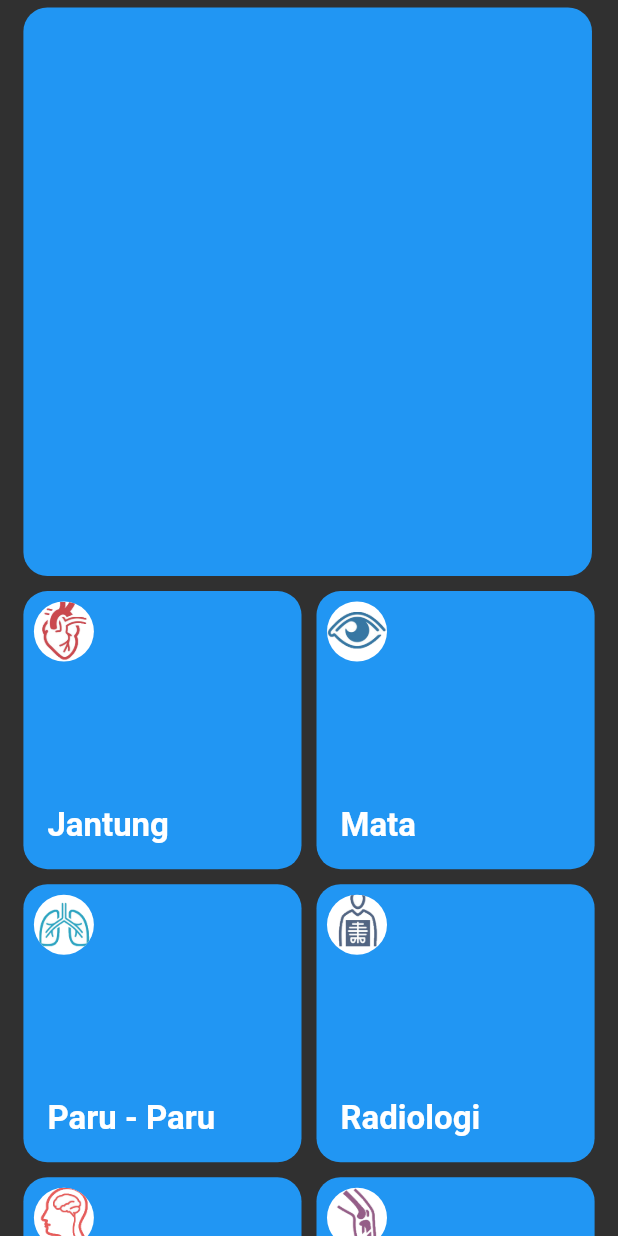
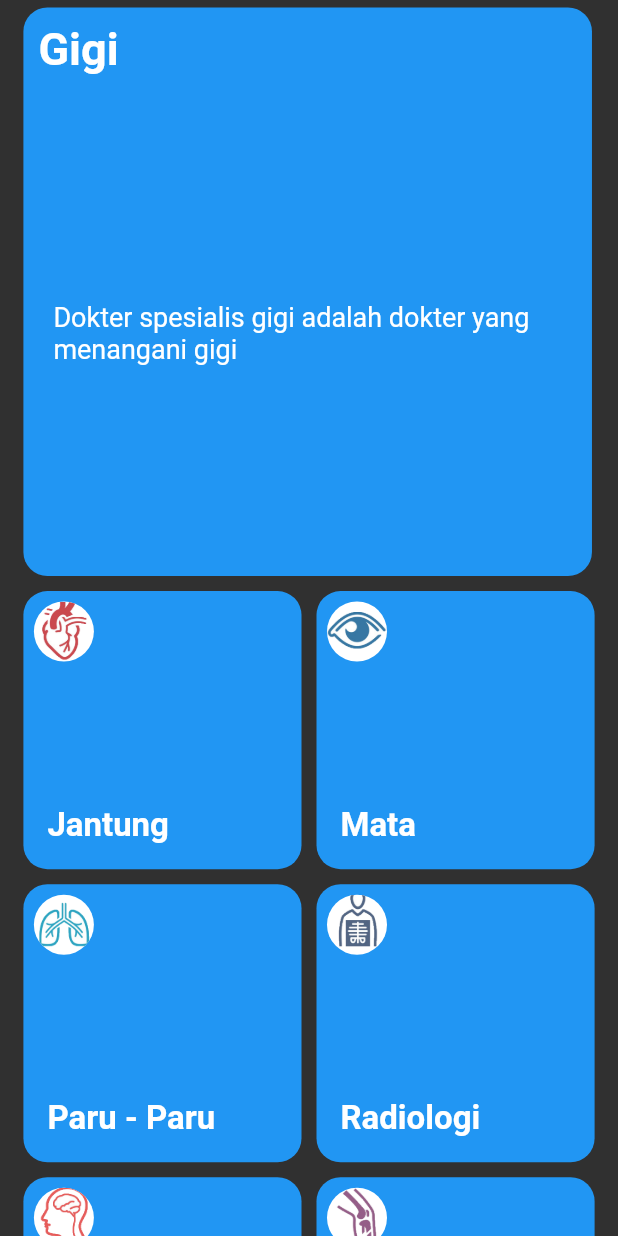
Before and after one commit to byonicku/hospitech, a Flutter app: the screen it shows after launch, after a tap on "Gigi", on a phone screen of 412 x 824 dp. Run offline on Flutter 3.47's test engine with Material 2 defaults, Android fonts, the phone set to English and light mode, and no system bars.

Commit message:
grid view done UI dasar

```diff
--- a/lib/component/GridComponentExpanded.dart
+++ b/lib/component/GridComponentExpanded.dart
@@ -1 +1,27 @@
 import 'package:flutter/material.dart';
+import 'package:tugas_besar_hospital_pbp/component/builder/GridExpandedBuilder.dart';
+
+List<Widget> getListOfExpandedGrid() {
+  List<Widget> listOfExpandedGrid = [];
+
+  listOfExpandedGrid.addAll([
+    buildExpandedGrid(
+        "Gigi", "Dokter spesialis gigi adalah dokter yang menangani gigi"),
+    buildExpandedGrid("Jantung",
+        "Dokter spesialis jantung adalah dokster yang menangani jantung"),
+    buildExpandedGrid(
+        "Mata", "Dokter spesialis mata adalah dokter yang menangani mata"),
+    buildExpandedGrid("Paru - paru",
+        "Dokter spesialis Paru - paru adalah dokter yang menangani Paru - paru"),
+    buildExpandedGrid("Radiologi",
+        "Dokter spesialis Radiologi adalah dokter yang menangani Radiolog"),
+    buildExpandedGrid("Neurologi",
+        "Dokter spesialis Neurologi adalah dokter yang menangani Neurolog"),
+    buildExpandedGrid("Ortopedi",
+        "Dokter spesialis Ortopedi adalah dokter yang menangani Ortopedi"),
+    buildExpandedGrid("Urologi",
+        "Dokter spesialis Urologi adalah dokter yang menangani Urologi"),
+  ]);
+
+  return listOfExpandedGrid;
+}
--- /dev/null
+++ b/lib/component/builder/GridExpandedBuilder.dart
@@ -0,0 +1,43 @@
+import 'package:flutter/material.dart';
+
+const fontSizeConstantBig = 30.0;
+const fontSizeOrdinary = 18.0;
+
+var buildExpandedGrid = (title, descriptionText) {
+  return Column(
+    crossAxisAlignment: CrossAxisAlignment.start,
+    children: <Widget>[
+      Row(
+        children: <Widget>[
+          Align(
+            alignment: Alignment.topLeft,
+            child: Padding(
+              padding: const EdgeInsets.all(10.0),
+              child: Text(
+                title,
+                style: const TextStyle(
+                  fontWeight: FontWeight.bold,
+                  fontSize: fontSizeConstantBig,
+                ),
+              ),
+            ),
+          ),
+        ],
+      ),
+      Expanded(
+        child: Align(
+          alignment: Alignment.center,
+          child: Padding(
+            padding: const EdgeInsets.all(20.0),
+            child: Text(
+              descriptionText,
+              style: const TextStyle(
+                fontSize: fontSizeOrdinary,
+              ),
+            ),
+          ),
+        ),
+      ),
+    ],
+  );
+};
--- a/lib/pages/HomeGrid.dart
+++ b/lib/pages/HomeGrid.dart
@@ -1,5 +1,6 @@
 import 'package:flutter/material.dart';
 import 'package:tugas_besar_hospital_pbp/component/GridComponent.dart';
+import 'package:tugas_besar_hospital_pbp/component/GridComponentExpanded.dart';
 
 var itemCount = getListOfGridContent().length;
 const topLeftIconRadius = 20.0;
@@ -31,7 +32,7 @@ class _HomeGridState extends State<HomeGrid> {
         margin: const EdgeInsets.all(5.0),
         width: !isExpanded ? width * 0.45 : width * 0.92,
         height: !isExpanded ? width * 0.45 : width * 0.92,
-        child: !isExpanded ? getListOfGridContent()[index] : Container(),
+        child: !isExpanded ? getListOfGridContent()[index] : getListOfExpandedGrid()[index],
       ),
     );
   }
```
